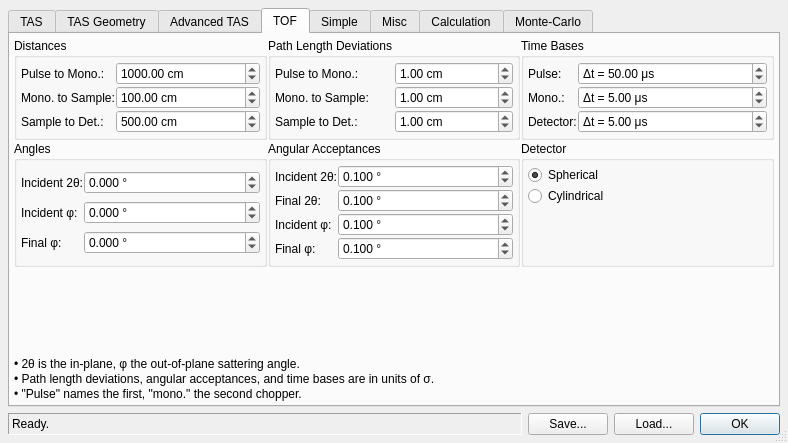
Qt form ui/reso.ui (t-weber/takin) before a commit.
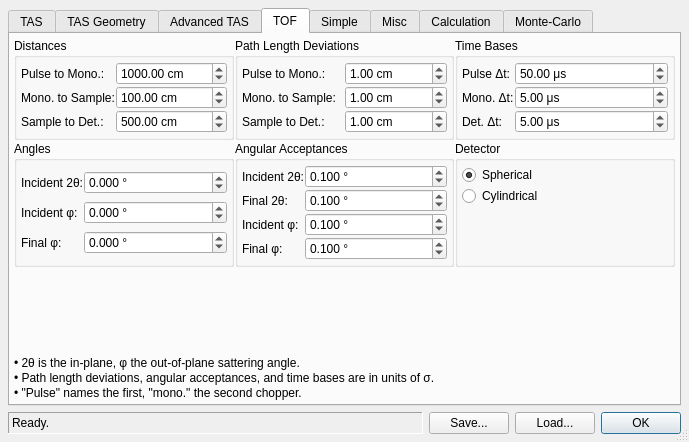
The same form after that commit. The open tabs and pages were chosen to show the change.

Patch:
```diff
--- a/ui/reso.ui
+++ b/ui/reso.ui
@@ -6,8 +6,8 @@
    <rect>
     <x>0</x>
     <y>0</y>
-    <width>788</width>
-    <height>443</height>
+    <width>689</width>
+    <height>442</height>
    </rect>
   </property>
   <property name="windowTitle">
@@ -2301,14 +2301,14 @@
              </sizepolicy>
             </property>
             <property name="text">
-             <string>Pulse:</string>
+             <string>Pulse Δt:</string>
             </property>
            </widget>
           </item>
           <item row="0" column="1">
            <widget class="QDoubleSpinBox" name="spinTofPulseSig">
             <property name="prefix">
-             <string>Δt = </string>
+             <string/>
             </property>
             <property name="suffix">
              <string> μs</string>
@@ -2336,14 +2336,14 @@
              </sizepolicy>
             </property>
             <property name="text">
-             <string>Mono.:</string>
+             <string>Mono. Δt:</string>
             </property>
            </widget>
           </item>
           <item row="1" column="1">
            <widget class="QDoubleSpinBox" name="spinTofMonoSig">
             <property name="prefix">
-             <string>Δt = </string>
+             <string/>
             </property>
             <property name="suffix">
              <string> μs</string>
@@ -2371,14 +2371,14 @@
              </sizepolicy>
             </property>
             <property name="text">
-             <string>Detector:</string>
+             <string>Det. Δt:</string>
             </property>
            </widget>
           </item>
           <item row="2" column="1">
            <widget class="QDoubleSpinBox" name="spinTofDetSig">
             <property name="prefix">
-             <string>Δt = </string>
+             <string/>
             </property>
             <property name="suffix">
              <string> μs</string>
```
